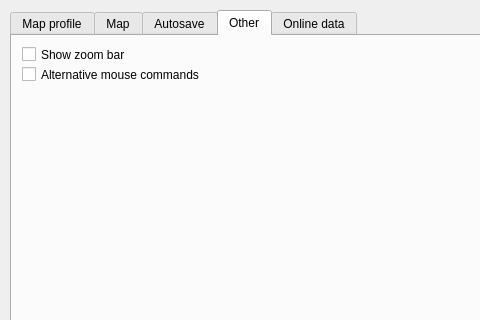
Qt form csetting.ui (PavelMr/skytechx) before a commit; both pictures show x 0 to 480 and y 0 to 320 of the 689 by 411 pixel window.
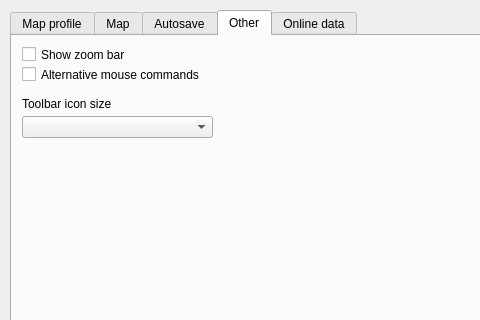
The same form after that commit. The open tabs and pages were chosen to show the change. Custom widgets are drawn as their Qt base class.

Commit message: Toolbar planet search.

```diff
--- a/csetting.ui
+++ b/csetting.ui
@@ -3880,6 +3880,29 @@
       <string>Alternative mouse commands</string>
      </property>
     </widget>
+    <widget class="QComboBox" name="cb_iconSize">
+     <property name="geometry">
+      <rect>
+       <x>10</x>
+       <y>80</y>
+       <width>191</width>
+       <height>22</height>
+      </rect>
+     </property>
+    </widget>
+    <widget class="QLabel" name="label_76">
+     <property name="geometry">
+      <rect>
+       <x>10</x>
+       <y>60</y>
+       <width>161</width>
+       <height>16</height>
+      </rect>
+     </property>
+     <property name="text">
+      <string>Toolbar icon size</string>
+     </property>
+    </widget>
    </widget>
    <widget class="QWidget" name="tab_7">
     <attribute name="title">
```
Left out of the diff: 4 changed lines with no effect on the pictures. The commit also changes 20 other files.
